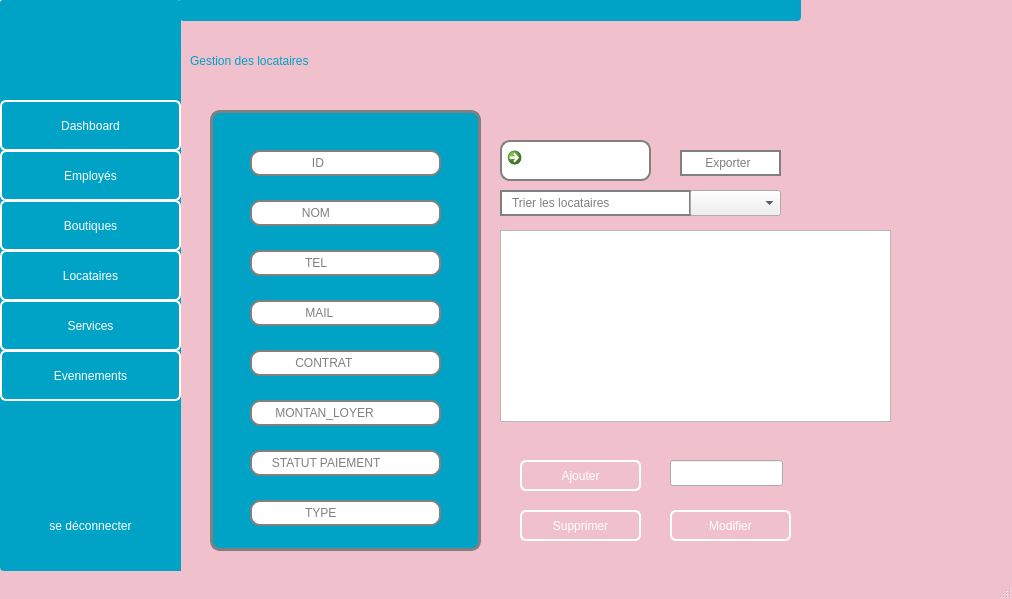
This is GLocataire/glocataires.ui in Projetcpp-2A19/projetcpp-2a19-smart-shopping-center as Qt 5 draws it before an edit. The edited form follows.
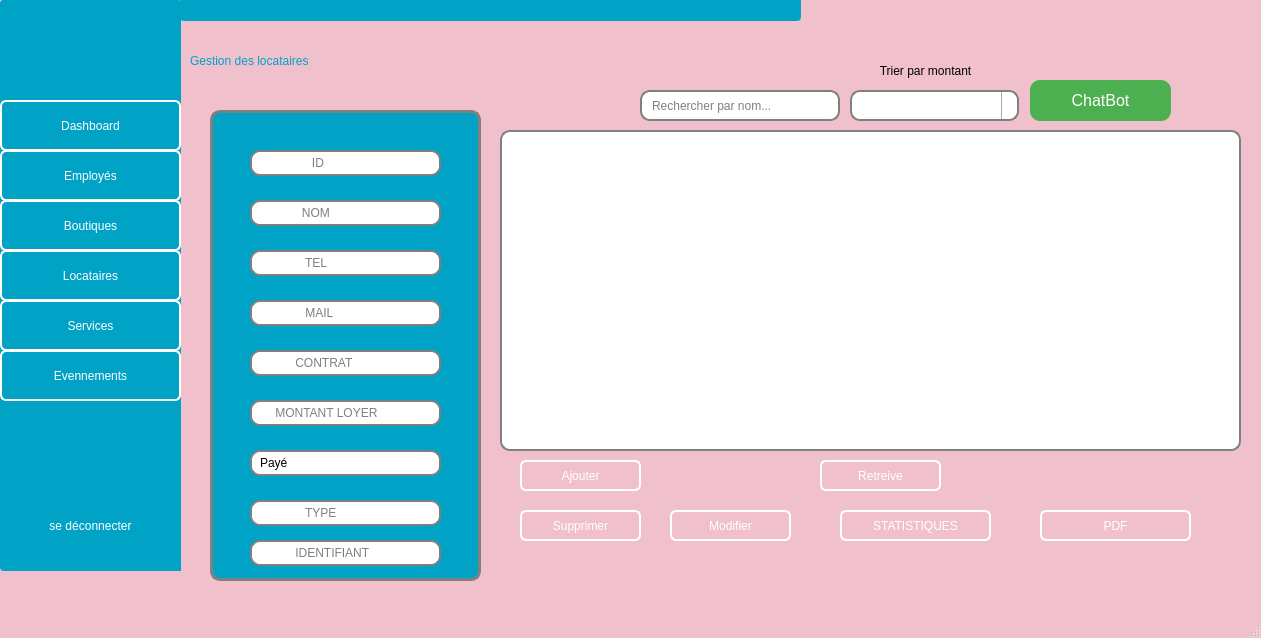
This is the edited form. Icons and pictures are not drawn.

```diff
--- a/GLocataire/glocataires.ui
+++ b/GLocataire/glocataires.ui
@@ -6,8 +6,8 @@
    <rect>
     <x>0</x>
     <y>0</y>
-    <width>1012</width>
-    <height>599</height>
+    <width>1261</width>
+    <height>638</height>
    </rect>
   </property>
   <property name="windowTitle">
@@ -31,7 +31,7 @@
       <x>210</x>
       <y>110</y>
       <width>271</width>
-      <height>441</height>
+      <height>471</height>
      </rect>
     </property>
     <property name="styleSheet">
@@ -170,7 +170,7 @@
       <string>               ID</string>
      </property>
     </widget>
-    <widget class="QLineEdit" name="line_Statut_PAIEMENTLoc">
+    <widget class="QComboBox" name="comboBox_StatutPaiement">
      <property name="geometry">
       <rect>
        <x>40</x>
@@ -180,18 +180,42 @@
       </rect>
      </property>
      <property name="styleSheet">
-      <string notr="true">QLineEdit {
-	font: 11pt &quot;Segoe UI&quot;;
+      <string notr="true">QComboBox {
+    font: 11pt &quot;Segoe UI&quot;;
     border: 2px solid gray;
     border-radius: 10px;
     padding: 0 8px;
     background: white;
-    selection-background-color: darkgray;
+    color: black;
+}
+
+QComboBox::drop-down {
+    border: 0px;
+}
+
+QComboBox::down-arrow {
+    image: url(down_arrow.png);
+    width: 12px;
+    height: 12px;
+}
+
+QComboBox QAbstractItemView {
+    color: black;
+    background-color: white;
+    selection-background-color: rgb(0, 162, 198);
+    selection-color: white;
 }</string>
      </property>
-     <property name="placeholderText">
-      <string>   STATUT PAIEMENT</string>
-     </property>
+     <item>
+      <property name="text">
+       <string>Payé</string>
+      </property>
+     </item>
+     <item>
+      <property name="text">
+       <string>Non payé</string>
+      </property>
+     </item>
     </widget>
     <widget class="QLineEdit" name="line_MONTANT_LOYERLOC">
      <property name="geometry">
@@ -209,11 +233,13 @@
     border-radius: 10px;
     padding: 0 8px;
     background: white;
-    selection-background-color: darkgray;
+    selection-background-color: rgb(0, 162, 198);
+    selection-color: white;
+    color: black;
 }</string>
      </property>
      <property name="placeholderText">
-      <string>    MONTAN_LOYER</string>
+      <string>    MONTANT LOYER</string>
      </property>
     </widget>
     <widget class="QLineEdit" name="line_TYPELoc">
@@ -239,6 +265,31 @@
       <string>             TYPE</string>
      </property>
     </widget>
+    <widget class="QLineEdit" name="line_IDENTIFIANT">
+     <property name="geometry">
+      <rect>
+       <x>40</x>
+       <y>430</y>
+       <width>191</width>
+       <height>26</height>
+      </rect>
+     </property>
+     <property name="styleSheet">
+      <string notr="true">QLineEdit {
+	font: 11pt &quot;Segoe UI&quot;;
+    border: 2px solid gray;
+    border-radius: 10px;
+    padding: 0 8px;
+    background: white;
+    selection-background-color: rgb(0, 162, 198);
+    selection-color: white;
+    color: black;
+}</string>
+     </property>
+     <property name="placeholderText">
+      <string>          IDENTIFIANT</string>
+     </property>
+    </widget>
    </widget>
    <widget class="QPushButton" name="pushButton_Ajouter">
     <property name="geometry">
@@ -372,78 +423,42 @@
      <string>Gestion des locataires</string>
     </property>
    </widget>
-   <widget class="QListView" name="listView">
+   <widget class="QTableView" name="tableView">
     <property name="geometry">
      <rect>
       <x>500</x>
-      <y>230</y>
-      <width>391</width>
-      <height>192</height>
+      <y>130</y>
+      <width>741</width>
+      <height>321</height>
      </rect>
     </property>
     <property name="styleSheet">
-     <string notr="true">QListView {
-    alternate-background-color:  yellow;
-}</string>
-    </property>
-   </widget>
-   <widget class="QLineEdit" name="lineEdit">
-    <property name="enabled">
-     <bool>false</bool>
-    </property>
-    <property name="geometry">
-     <rect>
-      <x>500</x>
-      <y>190</y>
-      <width>191</width>
-      <height>26</height>
-     </rect>
-    </property>
-    <property name="styleSheet">
-     <string notr="true">QLineEdit {
-	font: 9pt &quot;Segoe UI&quot;;
-    border: 2px solid gray;
-    border-radius: 20px;
-    padding: 0 8px;
-    background: white;
-    selection-background-color: darkgray;
-}</string>
-    </property>
-    <property name="placeholderText">
-     <string>Trier les locataires</string>
-    </property>
-   </widget>
-   <widget class="QComboBox" name="comboBox_tri">
-    <property name="geometry">
-     <rect>
-      <x>690</x>
-      <y>190</y>
-      <width>91</width>
-      <height>26</height>
-     </rect>
-    </property>
-   </widget>
-   <widget class="QCommandLinkButton" name="commandLinkButton">
-    <property name="geometry">
-     <rect>
-      <x>500</x>
-      <y>140</y>
-      <width>151</width>
-      <height>41</height>
-     </rect>
-    </property>
-    <property name="styleSheet">
-     <string notr="true">QCommandLinkButton {
+     <string notr="true">QTableView {
+    background-color: white;
     border: 2px solid gray;
     border-radius: 10px;
-    padding: 0 8px;
-    background: white;
-    selection-background-color: darkgray;
+    padding: 2px;
+    font: 11pt &quot;Segoe UI&quot;;
+    color: black;
+}
+
+QTableView::item {
+    color: black;
+}
+
+QTableView::item:selected {
+    background-color: rgb(0, 162, 198);
+    color: white;
+}
+
+QHeaderView::section {
+    background-color: rgb(0, 162, 198);
+    color: white;
+    padding: 4px;
+    border: 1px solid #666;
+    font-weight: bold;
 }</string>
     </property>
-    <property name="text">
-     <string/>
-    </property>
    </widget>
    <widget class="QLabel" name="lbl_Image_Display">
     <property name="enabled">
@@ -813,32 +828,6 @@
      </property>
     </widget>
    </widget>
-   <widget class="QLineEdit" name="lineEdit_exporter">
-    <property name="enabled">
-     <bool>false</bool>
-    </property>
-    <property name="geometry">
-     <rect>
-      <x>680</x>
-      <y>150</y>
-      <width>101</width>
-      <height>26</height>
-     </rect>
-    </property>
-    <property name="styleSheet">
-     <string notr="true">QLineEdit {
-	font: 9pt &quot;Segoe UI&quot;;
-    border: 2px solid gray;
-    border-radius: 20px;
-    padding: 0 8px;
-    background: white;
-    selection-background-color: darkgray;
-}</string>
-    </property>
-    <property name="placeholderText">
-     <string>    Exporter</string>
-    </property>
-   </widget>
    <widget class="QFrame" name="frame_3">
     <property name="geometry">
      <rect>
@@ -864,14 +853,251 @@
      <enum>QFrame::Shadow::Raised</enum>
     </property>
    </widget>
-   <widget class="QLineEdit" name="Line_DeleteID">
+   <widget class="QPushButton" name="pushButton_Retreive">
     <property name="geometry">
      <rect>
-      <x>670</x>
+      <x>820</x>
       <y>460</y>
-      <width>113</width>
-      <height>26</height>
+      <width>121</width>
+      <height>31</height>
      </rect>
+    </property>
+    <property name="styleSheet">
+     <string notr="true">QPushButton {
+	font: 14pt &quot;Segoe UI&quot;;
+	color: rgb(255, 255, 255);
+    border: 2px solid white;
+    border-radius: 6px;
+    background-color: qlineargradient(x1: 0, y1: 0, x2: 0, y2: 1,
+                                      stop: 0 #00a2c6, stop: 1 #dadbde);
+    min-width: 80px;
+}
+
+QPushButton:pressed {
+    background-color: qlineargradient(x1: 0, y1: 0, x2: 0, y2: 1,
+                                      stop: 0 #dadbde, stop: 1 #f6f7fa);
+}
+
+QPushButton:flat {
+    border: none; /* no border for a flat push button */
+}
+
+QPushButton:default {
+    border-color: navy; /* make the default button prominent */
+}</string>
+    </property>
+    <property name="text">
+     <string>Retreive</string>
+    </property>
+   </widget>
+   <widget class="QPushButton" name="stat">
+    <property name="geometry">
+     <rect>
+      <x>840</x>
+      <y>510</y>
+      <width>151</width>
+      <height>31</height>
+     </rect>
+    </property>
+    <property name="styleSheet">
+     <string notr="true">QPushButton {
+	font: 14pt &quot;Segoe UI&quot;;
+	color: rgb(255, 255, 255);
+    border: 2px solid white;
+    border-radius: 6px;
+    background-color: qlineargradient(x1: 0, y1: 0, x2: 0, y2: 1,
+                                      stop: 0 #00a2c6, stop: 1 #dadbde);
+    min-width: 80px;
+}
+
+QPushButton:pressed {
+    background-color: qlineargradient(x1: 0, y1: 0, x2: 0, y2: 1,
+                                      stop: 0 #dadbde, stop: 1 #f6f7fa);
+}
+
+QPushButton:flat {
+    border: none; /* no border for a flat push button */
+}
+
+QPushButton:default {
+    border-color: navy; /* make the default button prominent */
+}</string>
+    </property>
+    <property name="text">
+     <string>STATISTIQUES</string>
+    </property>
+   </widget>
+   <widget class="QPushButton" name="PDF">
+    <property name="geometry">
+     <rect>
+      <x>1040</x>
+      <y>510</y>
+      <width>151</width>
+      <height>31</height>
+     </rect>
+    </property>
+    <property name="styleSheet">
+     <string notr="true">QPushButton {
+	font: 14pt &quot;Segoe UI&quot;;
+	color: rgb(255, 255, 255);
+    border: 2px solid white;
+    border-radius: 6px;
+    background-color: qlineargradient(x1: 0, y1: 0, x2: 0, y2: 1,
+                                      stop: 0 #00a2c6, stop: 1 #dadbde);
+    min-width: 80px;
+}
+
+QPushButton:pressed {
+    background-color: qlineargradient(x1: 0, y1: 0, x2: 0, y2: 1,
+                                      stop: 0 #dadbde, stop: 1 #f6f7fa);
+}
+
+QPushButton:flat {
+    border: none; /* no border for a flat push button */
+}
+
+QPushButton:default {
+    border-color: navy; /* make the default button prominent */
+}</string>
+    </property>
+    <property name="text">
+     <string>PDF</string>
+    </property>
+   </widget>
+   <widget class="QPushButton" name="pushButton_ChatBot">
+    <property name="geometry">
+     <rect>
+      <x>1030</x>
+      <y>80</y>
+      <width>141</width>
+      <height>41</height>
+     </rect>
+    </property>
+    <property name="styleSheet">
+     <string notr="true">QPushButton {
+    background-color: #4CAF50;
+    border: none;
+    color: white;
+    padding: 10px 20px;
+    text-align: center;
+    text-decoration: none;
+    font-size: 16px;
+    border-radius: 10px;
+}
+
+QPushButton:hover {
+    background-color: #45a049;
+}
+
+QPushButton:pressed {
+    background-color: #3d8b40;
+}</string>
+    </property>
+    <property name="text">
+     <string>ChatBot</string>
+    </property>
+   </widget>
+   <widget class="QLineEdit" name="searchLineEdit">
+    <property name="geometry">
+     <rect>
+      <x>640</x>
+      <y>90</y>
+      <width>200</width>
+      <height>31</height>
+     </rect>
+    </property>
+    <property name="styleSheet">
+     <string notr="true">QLineEdit {
+	font: 11pt &quot;Segoe UI&quot;;
+    border: 2px solid gray;
+    border-radius: 10px;
+    padding: 0 8px;
+    background: white;
+    selection-background-color: rgb(0, 162, 198);
+    selection-color: white;
+    color: black;
+}</string>
+    </property>
+    <property name="placeholderText">
+     <string>Rechercher par nom...</string>
+    </property>
+   </widget>
+   <widget class="QComboBox" name="sortComboBox">
+    <property name="geometry">
+     <rect>
+      <x>850</x>
+      <y>90</y>
+      <width>169</width>
+      <height>31</height>
+     </rect>
+    </property>
+    <property name="styleSheet">
+     <string notr="true">QComboBox {
+    border: 2px solid gray;
+    border-radius: 10px;
+    padding: 1px 18px 1px 3px;
+    min-width: 6em;
+	font: 11pt &quot;Segoe UI&quot;;
+    background: white;
+    color: black;
+}
+
+QComboBox:editable {
+    background: white;
+}
+
+QComboBox:!editable, QComboBox::drop-down:editable {
+     background: qlineargradient(x1: 0, y1: 0, x2: 0, y2: 1,
+                                 stop: 0 #E1E1E1, stop: 0.4 #DDDDDD,
+                                 stop: 0.5 #D8D8D8, stop: 1.0 #D3D3D3);
+}
+
+QComboBox:!editable:on, QComboBox::drop-down:editable:on {
+    background: qlineargradient(x1: 0, y1: 0, x2: 0, y2: 1,
+                                stop: 0 #D3D3D3, stop: 0.4 #D8D8D8,
+                                stop: 0.5 #DDDDDD, stop: 1.0 #E1E1E1);
+}
+
+QComboBox:on {
+    padding-top: 3px;
+    padding-left: 4px;
+}
+
+QComboBox::drop-down {
+    border-left-width: 1px;
+    border-left-color: darkgray;
+    border-left-style: solid;
+    border-top-right-radius: 10px;
+    border-bottom-right-radius: 10px;
+}
+
+QComboBox::down-arrow {
+    image: url(:/icons/arrow-down.png);
+}
+
+QComboBox::down-arrow:on {
+    top: 1px;
+    left: 1px;
+}</string>
+    </property>
+   </widget>
+   <widget class="QLabel" name="label_tri">
+    <property name="geometry">
+     <rect>
+      <x>860</x>
+      <y>60</y>
+      <width>131</width>
+      <height>21</height>
+     </rect>
+    </property>
+    <property name="styleSheet">
+     <string notr="true">font: 10pt &quot;Segoe UI&quot;;</string>
+    </property>
+    <property name="text">
+     <string>Trier par montant</string>
+    </property>
+    <property name="alignment">
+     <set>Qt::AlignmentFlag::AlignCenter</set>
     </property>
    </widget>
   </widget>
```
Left out of the diff: 30 changed lines with no effect on the pictures.
